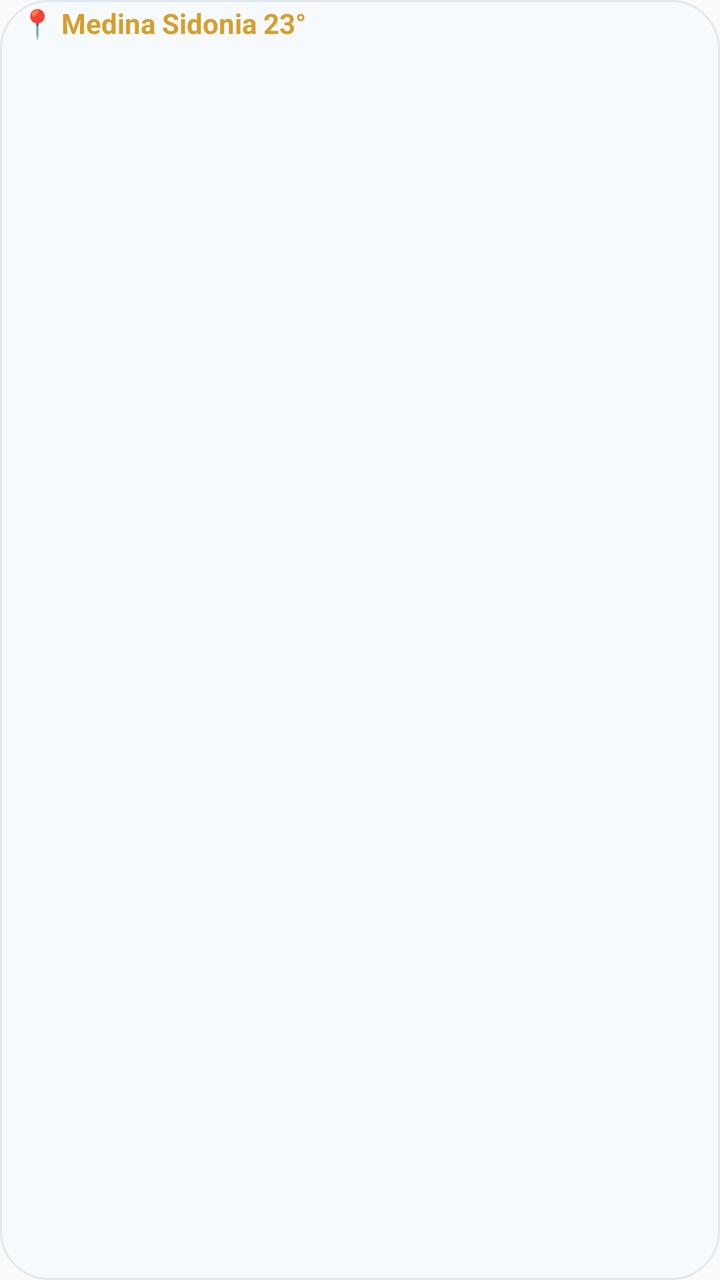
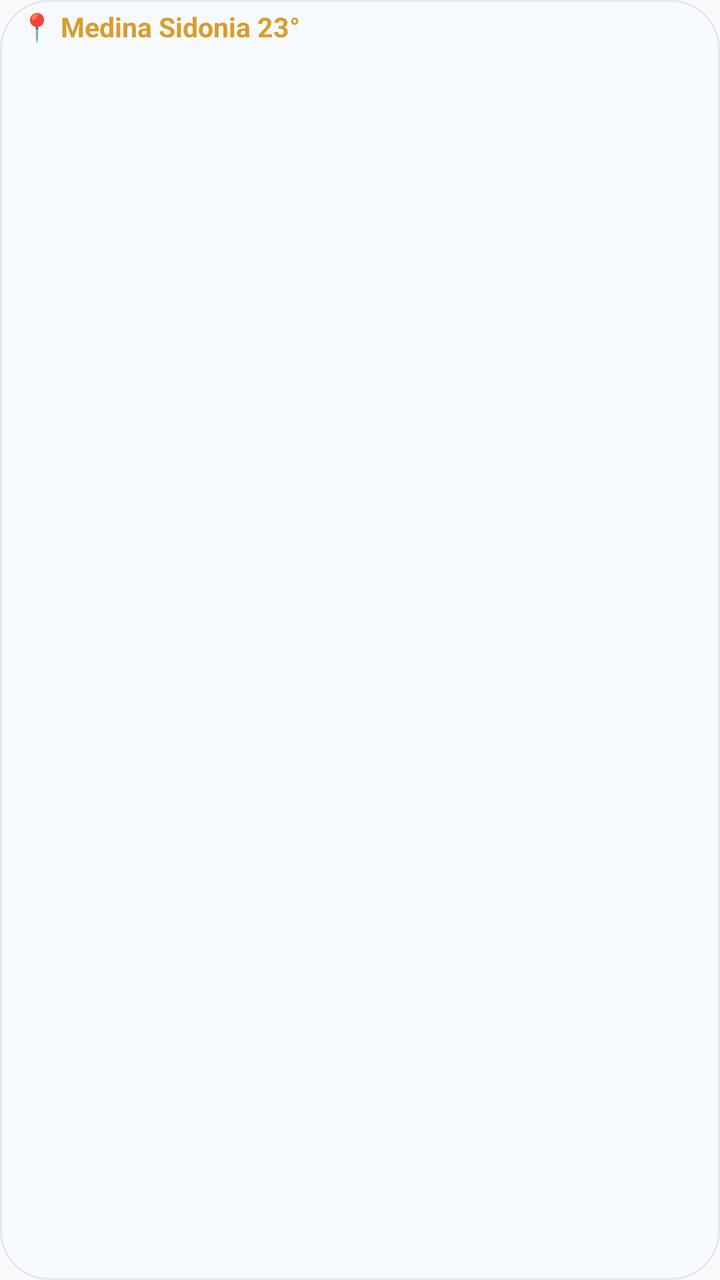

Two renders of the same Android screen: before a commit and after it. Below are the layout's source before the change and the commit's diff.
<!-- AndroidManifest.xml: application theme Theme.AemetWidget -->
<!-- res/layout/widget_weather_light.xml -->
<?xml version="1.0" encoding="utf-8"?>
<LinearLayout xmlns:android="http://schemas.android.com/apk/res/android"
    android:id="@+id/widgetRoot"
    android:layout_width="match_parent"
    android:layout_height="match_parent"
    android:background="@drawable/bg_widget_light"
    android:orientation="vertical"
    android:paddingStart="10dp"
    android:paddingEnd="10dp"
    android:paddingTop="4dp"
    android:paddingBottom="4dp">

    
    <LinearLayout
        android:layout_width="match_parent"
        android:layout_height="wrap_content"
        android:gravity="center_vertical"
        android:orientation="horizontal"
        android:layout_marginBottom="2dp">

        <TextView
            android:id="@+id/tvHeaderCityTemp"
            android:layout_width="0dp"
            android:layout_height="wrap_content"
            android:layout_weight="1"
            android:ellipsize="end"
            android:includeFontPadding="false"
            android:singleLine="true"
            android:text="📍 Medina Sidonia 23°"
            android:textColor="#D69E2E"
            android:textSize="14sp"
            android:textStyle="bold" />

        <TextView
            android:id="@+id/tvUpdateTime"
            android:layout_width="wrap_content"
            android:layout_height="wrap_content"
            android:includeFontPadding="false"
            android:text=""
            android:textColor="#4A5568"
            android:textSize="11sp" />
    </LinearLayout>

    
    <ListView
        android:id="@+id/lvWidgetDays"
        android:layout_width="match_parent"
        android:layout_height="0dp"
        android:layout_weight="1"
        android:divider="@null"
        android:dividerHeight="0dp"
        android:scrollbars="none" />

    
    <TextView
        android:id="@+id/empty_view"
        android:layout_width="match_parent"
        android:layout_height="0dp"
        android:layout_weight="1"
        android:gravity="center"
        android:text="Cargando previsión... Pulsa la hora para actualizar"
        android:textColor="#718096"
        android:textSize="12sp"
        android:visibility="gone" />

</LinearLayout>
<!-- resources referenced by this layout -->
<resources>
  <!-- drawable bg_widget_light (drawable) -->
  <?xml version="1.0" encoding="utf-8"?>
  <shape xmlns:android="http://schemas.android.com/apk/res/android"
      android:shape="rectangle">
      <solid android:color="#F7FAFC" />
      <corners android:radius="24dp" />
      <stroke android:width="1dp" android:color="#E2E8F0" />
  </shape>
  <style name="Theme.AemetWidget" parent="android:Theme.Material.Light.NoActionBar" />
</resources>

<!-- the commit's change to res/layout/widget_weather_light.xml (unified diff, before → after) -->
@@ -7,8 +7,8 @@
     android:orientation="vertical"
     android:paddingStart="10dp"
     android:paddingEnd="10dp"
-    android:paddingTop="4dp"
-    android:paddingBottom="4dp">
+    android:paddingTop="6dp"
+    android:paddingBottom="6dp">
 
     
     <LinearLayout
@@ -28,7 +28,7 @@
             android:singleLine="true"
             android:text="📍 Medina Sidonia 23°"
             android:textColor="#D69E2E"
-            android:textSize="14sp"
+            android:textSize="13.5sp"
             android:textStyle="bold" />
 
         <TextView
@@ -38,7 +38,7 @@
             android:includeFontPadding="false"
             android:text=""
             android:textColor="#4A5568"
-            android:textSize="11sp" />
+            android:textSize="10.5sp" />
     </LinearLayout>
 
     
@@ -47,6 +47,7 @@
         android:layout_width="match_parent"
         android:layout_height="0dp"
         android:layout_weight="1"
+        android:clipToPadding="true"
         android:divider="@null"
         android:dividerHeight="0dp"
         android:scrollbars="none" />
@@ -58,9 +59,10 @@
         android:layout_height="0dp"
         android:layout_weight="1"
         android:gravity="center"
+        android:includeFontPadding="false"
         android:text="Cargando previsión... Pulsa la hora para actualizar"
         android:textColor="#718096"
-        android:textSize="12sp"
+        android:textSize="11.5sp"
         android:visibility="gone" />
 
 </LinearLayout>
